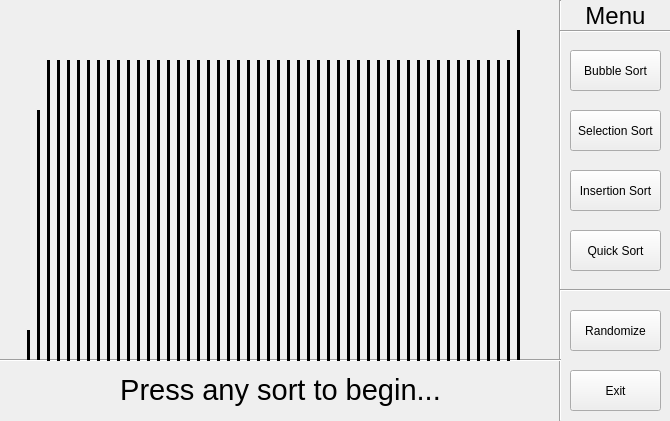
The window that Sorting-Visualizer/mainwindow.ui (saxojeblin/Sorting-Visualizer) describes before a commit, drawn with Qt 5.
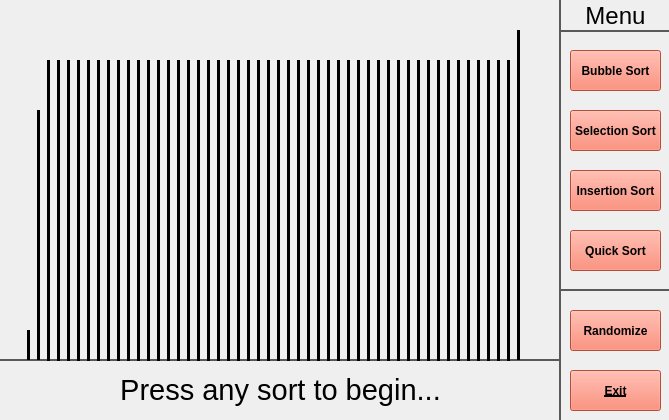
The same window after the commit.

Commit message: Created style sheets for buttons and bars

What changed in the file:
```diff
--- a/Sorting-Visualizer/mainwindow.ui
+++ b/Sorting-Visualizer/mainwindow.ui
@@ -6,13 +6,16 @@
    <rect>
     <x>0</x>
     <y>0</y>
-    <width>670</width>
-    <height>421</height>
+    <width>669</width>
+    <height>420</height>
    </rect>
   </property>
   <property name="windowTitle">
    <string>MainWindow</string>
   </property>
+  <property name="styleSheet">
+   <string notr="true">color: rgb(89, 89, 89);</string>
+  </property>
   <widget class="QWidget" name="centralwidget">
    <widget class="QPushButton" name="bubbleButton">
     <property name="geometry">
@@ -29,9 +32,19 @@
       <verstretch>0</verstretch>
      </sizepolicy>
     </property>
+    <property name="font">
+     <font>
+      <pointsize>9</pointsize>
+      <bold>true</bold>
+     </font>
+    </property>
     <property name="cursor">
      <cursorShape>PointingHandCursor</cursorShape>
     </property>
+    <property name="styleSheet">
+     <string notr="true">background-color: rgb(255, 108, 82);
+color: rgb(0, 0, 0);</string>
+    </property>
     <property name="text">
      <string>Bubble Sort</string>
     </property>
@@ -51,9 +64,19 @@
       <verstretch>0</verstretch>
      </sizepolicy>
     </property>
+    <property name="font">
+     <font>
+      <pointsize>9</pointsize>
+      <bold>true</bold>
+     </font>
+    </property>
     <property name="cursor">
      <cursorShape>PointingHandCursor</cursorShape>
     </property>
+    <property name="styleSheet">
+     <string notr="true">background-color: rgb(255, 108, 82);
+color: rgb(0, 0, 0);</string>
+    </property>
     <property name="text">
      <string>Insertion Sort</string>
     </property>
@@ -73,9 +96,19 @@
       <verstretch>0</verstretch>
      </sizepolicy>
     </property>
+    <property name="font">
+     <font>
+      <pointsize>9</pointsize>
+      <bold>true</bold>
+     </font>
+    </property>
     <property name="cursor">
      <cursorShape>PointingHandCursor</cursorShape>
     </property>
+    <property name="styleSheet">
+     <string notr="true">background-color: rgb(255, 108, 82);
+color: rgb(0, 0, 0);</string>
+    </property>
     <property name="text">
      <string>Quick Sort</string>
     </property>
@@ -95,9 +128,20 @@
       <verstretch>0</verstretch>
      </sizepolicy>
     </property>
+    <property name="font">
+     <font>
+      <pointsize>9</pointsize>
+      <bold>true</bold>
+      <underline>false</underline>
+     </font>
+    </property>
     <property name="cursor">
      <cursorShape>PointingHandCursor</cursorShape>
     </property>
+    <property name="styleSheet">
+     <string notr="true">background-color: rgb(255, 108, 82);
+color: rgb(0, 0, 0);</string>
+    </property>
     <property name="text">
      <string>Selection Sort</string>
     </property>
@@ -111,9 +155,19 @@
       <height>41</height>
      </rect>
     </property>
+    <property name="font">
+     <font>
+      <pointsize>9</pointsize>
+      <bold>true</bold>
+     </font>
+    </property>
     <property name="cursor">
      <cursorShape>PointingHandCursor</cursorShape>
     </property>
+    <property name="styleSheet">
+     <string notr="true">background-color: rgb(255, 108, 82);
+color: rgb(0, 0, 0);</string>
+    </property>
     <property name="text">
      <string>Randomize</string>
     </property>
@@ -127,9 +181,22 @@
       <height>41</height>
      </rect>
     </property>
+    <property name="font">
+     <font>
+      <pointsize>9</pointsize>
+      <italic>false</italic>
+      <bold>true</bold>
+      <underline>true</underline>
+      <strikeout>false</strikeout>
+     </font>
+    </property>
     <property name="cursor">
      <cursorShape>PointingHandCursor</cursorShape>
     </property>
+    <property name="styleSheet">
+     <string notr="true">background-color: rgb(255, 108, 82);
+color: rgb(0, 0, 0);</string>
+    </property>
     <property name="text">
      <string>Exit</string>
     </property>
@@ -143,6 +210,15 @@
       <height>421</height>
      </rect>
     </property>
+    <property name="styleSheet">
+     <string notr="true"/>
+    </property>
+    <property name="frameShadow">
+     <enum>QFrame::Plain</enum>
+    </property>
+    <property name="lineWidth">
+     <number>2</number>
+    </property>
     <property name="orientation">
      <enum>Qt::Vertical</enum>
     </property>
@@ -156,6 +232,15 @@
       <height>20</height>
      </rect>
     </property>
+    <property name="styleSheet">
+     <string notr="true"/>
+    </property>
+    <property name="frameShadow">
+     <enum>QFrame::Plain</enum>
+    </property>
+    <property name="lineWidth">
+     <number>2</number>
+    </property>
     <property name="orientation">
      <enum>Qt::Horizontal</enum>
     </property>
@@ -179,6 +264,9 @@
     <property name="layoutDirection">
      <enum>Qt::LeftToRight</enum>
     </property>
+    <property name="styleSheet">
+     <string notr="true">color: rgb(0, 0, 0);</string>
+    </property>
     <property name="text">
      <string>Menu</string>
     </property>
@@ -195,6 +283,15 @@
       <height>3</height>
      </rect>
     </property>
+    <property name="styleSheet">
+     <string notr="true"/>
+    </property>
+    <property name="frameShadow">
+     <enum>QFrame::Plain</enum>
+    </property>
+    <property name="lineWidth">
+     <number>2</number>
+    </property>
     <property name="orientation">
      <enum>Qt::Horizontal</enum>
     </property>
@@ -208,6 +305,15 @@
       <height>20</height>
      </rect>
     </property>
+    <property name="styleSheet">
+     <string notr="true"/>
+    </property>
+    <property name="frameShadow">
+     <enum>QFrame::Plain</enum>
+    </property>
+    <property name="lineWidth">
+     <number>2</number>
+    </property>
     <property name="orientation">
      <enum>Qt::Horizontal</enum>
     </property>
@@ -226,6 +332,9 @@
       <pointsize>22</pointsize>
      </font>
     </property>
+    <property name="styleSheet">
+     <string notr="true">color: rgb(0, 0, 0);</string>
+    </property>
     <property name="text">
      <string>Press any sort to begin...</string>
     </property>
@@ -248,6 +357,9 @@
       <verstretch>0</verstretch>
      </sizepolicy>
     </property>
+    <property name="styleSheet">
+     <string notr="true">color: rgb(0, 0, 0);</string>
+    </property>
     <property name="frameShadow">
      <enum>QFrame::Plain</enum>
     </property>
@@ -276,6 +388,9 @@
       <verstretch>0</verstretch>
      </sizepolicy>
     </property>
+    <property name="styleSheet">
+     <string notr="true">color: rgb(0, 0, 0);</string>
+    </property>
     <property name="frameShadow">
      <enum>QFrame::Plain</enum>
     </property>
@@ -304,6 +419,9 @@
       <verstretch>0</verstretch>
      </sizepolicy>
     </property>
+    <property name="styleSheet">
+     <string notr="true">color: rgb(0, 0, 0);</string>
+    </property>
     <property name="frameShadow">
      <enum>QFrame::Plain</enum>
     </property>
@@ -332,6 +450,9 @@
       <verstretch>0</verstretch>
      </sizepolicy>
     </property>
+    <property name="styleSheet">
+     <string notr="true">color: rgb(0, 0, 0);</string>
+    </property>
     <property name="frameShadow">
      <enum>QFrame::Plain</enum>
     </property>
@@ -360,6 +481,9 @@
       <verstretch>0</verstretch>
      </sizepolicy>
     </property>
+    <property name="styleSheet">
+     <string notr="true">color: rgb(0, 0, 0);</string>
+    </property>
     <property name="frameShadow">
      <enum>QFrame::Plain</enum>
     </property>
@@ -388,6 +512,9 @@
       <verstretch>0</verstretch>
      </sizepolicy>
     </property>
+    <property name="styleSheet">
+     <string notr="true">color: rgb(0, 0, 0);</string>
+    </property>
     <property name="frameShadow">
      <enum>QFrame::Plain</enum>
     </property>
@@ -416,6 +543,9 @@
       <verstretch>0</verstretch>
      </sizepolicy>
     </property>
+    <property name="styleSheet">
+     <string notr="true">color: rgb(0, 0, 0);</string>
+    </property>
     <property name="frameShadow">
      <enum>QFrame::Plain</enum>
     </property>
@@ -444,6 +574,9 @@
       <verstretch>0</verstretch>
      </sizepolicy>
     </property>
+    <property name="styleSheet">
+     <string notr="true">color: rgb(0, 0, 0);</string>
+    </property>
     <property name="frameShadow">
      <enum>QFrame::Plain</enum>
     </property>
@@ -472,6 +605,9 @@
       <verstretch>0</verstretch>
      </sizepolicy>
     </property>
+    <property name="styleSheet">
+     <string notr="true">color: rgb(0, 0, 0);</string>
+    </property>
     <property name="frameShadow">
      <enum>QFrame::Plain</enum>
     </property>
@@ -500,6 +636,9 @@
       <verstretch>0</verstretch>
      </sizepolicy>
     </property>
+    <property name="styleSheet">
+     <string notr="true">color: rgb(0, 0, 0);</string>
+    </property>
     <property name="frameShadow">
      <enum>QFrame::Plain</enum>
     </property>
@@ -528,6 +667,9 @@
       <verstretch>0</verstretch>
      </sizepolicy>
     </property>
+    <property name="styleSheet">
+     <string notr="true">color: rgb(0, 0, 0);</string>
+    </property>
     <property name="frameShadow">
      <enum>QFrame::Plain</enum>
     </property>
@@ -556,6 +698,9 @@
       <verstretch>0</verstretch>
      </sizepolicy>
     </property>
+    <property name="styleSheet">
+     <string notr="true">color: rgb(0, 0, 0);</string>
+    </property>
     <property name="frameShadow">
      <enum>QFrame::Plain</enum>
     </property>
@@ -584,6 +729,9 @@
       <verstretch>0</verstretch>
      </sizepolicy>
     </property>
+    <property name="styleSheet">
+     <string notr="true">color: rgb(0, 0, 0);</string>
+    </property>
     <property name="frameShadow">
      <enum>QFrame::Plain</enum>
     </property>
@@ -612,6 +760,9 @@
       <verstretch>0</verstretch>
      </sizepolicy>
     </property>
+    <property name="styleSheet">
+     <string notr="true">color: rgb(0, 0, 0);</string>
+    </property>
     <property name="frameShadow">
      <enum>QFrame::Plain</enum>
     </property>
@@ -640,6 +791,9 @@
       <verstretch>0</verstretch>
      </sizepolicy>
     </property>
+    <property name="styleSheet">
+     <string notr="true">color: rgb(0, 0, 0);</string>
+    </property>
     <property name="frameShadow">
      <enum>QFrame::Plain</enum>
     </property>
@@ -668,6 +822,9 @@
       <verstretch>0</verstretch>
      </sizepolicy>
     </property>
+    <property name="styleSheet">
+     <string notr="true">color: rgb(0, 0, 0);</string>
+    </property>
     <property name="frameShadow">
      <enum>QFrame::Plain</enum>
     </property>
@@ -696,6 +853,9 @@
       <verstretch>0</verstretch>
      </sizepolicy>
     </property>
+    <property name="styleSheet">
+     <string notr="true">color: rgb(0, 0, 0);</string>
+    </property>
     <property name="frameShadow">
      <enum>QFrame::Plain</enum>
     </property>
@@ -724,6 +884,9 @@
       <verstretch>0</verstretch>
      </sizepolicy>
     </property>
+    <property name="styleSheet">
+     <string notr="true">color: rgb(0, 0, 0);</string>
+    </property>
     <property name="frameShadow">
      <enum>QFrame::Plain</enum>
     </property>
@@ -752,6 +915,9 @@
       <verstretch>0</verstretch>
      </sizepolicy>
     </property>
+    <property name="styleSheet">
+     <string notr="true">color: rgb(0, 0, 0);</string>
+    </property>
     <property name="frameShadow">
      <enum>QFrame::Plain</enum>
     </property>
@@ -780,6 +946,9 @@
       <verstretch>0</verstretch>
      </sizepolicy>
     </property>
+    <property name="styleSheet">
+     <string notr="true">color: rgb(0, 0, 0);</string>
+    </property>
     <property name="frameShadow">
      <enum>QFrame::Plain</enum>
     </property>
@@ -808,6 +977,9 @@
       <verstretch>0</verstretch>
      </sizepolicy>
     </property>
+    <property name="styleSheet">
+     <string notr="true">color: rgb(0, 0, 0);</string>
+    </property>
     <property name="frameShadow">
      <enum>QFrame::Plain</enum>
     </property>
@@ -836,6 +1008,9 @@
       <verstretch>0</verstretch>
      </sizepolicy>
     </property>
+    <property name="styleSheet">
+     <string notr="true">color: rgb(0, 0, 0);</string>
+    </property>
     <property name="frameShadow">
      <enum>QFrame::Plain</enum>
     </property>
@@ -864,6 +1039,9 @@
       <verstretch>0</verstretch>
      </sizepolicy>
     </property>
+    <property name="styleSheet">
+     <string notr="true">color: rgb(0, 0, 0);</string>
+    </property>
     <property name="frameShadow">
      <enum>QFrame::Plain</enum>
     </property>
@@ -892,6 +1070,9 @@
       <verstretch>0</verstretch>
      </sizepolicy>
     </property>
+    <property name="styleSheet">
+     <string notr="true">color: rgb(0, 0, 0);</string>
+    </property>
     <property name="frameShadow">
      <enum>QFrame::Plain</enum>
     </property>
@@ -920,6 +1101,9 @@
       <verstretch>0</verstretch>
      </sizepolicy>
     </property>
+    <property name="styleSheet">
+     <string notr="true">color: rgb(0, 0, 0);</string>
+    </property>
     <property name="frameShadow">
      <enum>QFrame::Plain</enum>
     </property>
@@ -948,6 +1132,9 @@
       <verstretch>0</verstretch>
      </sizepolicy>
     </property>
+    <property name="styleSheet">
+     <string notr="true">color: rgb(0, 0, 0);</string>
+    </property>
     <property name="frameShadow">
      <enum>QFrame::Plain</enum>
     </property>
@@ -976,6 +1163,9 @@
       <verstretch>0</verstretch>
      </sizepolicy>
     </property>
+    <property name="styleSheet">
+     <string notr="true">color: rgb(0, 0, 0);</string>
+    </property>
     <property name="frameShadow">
      <enum>QFrame::Plain</enum>
     </property>
@@ -1004,6 +1194,9 @@
       <verstretch>0</verstretch>
      </sizepolicy>
     </property>
+    <property name="styleSheet">
+     <string notr="true">color: rgb(0, 0, 0);</string>
+    </property>
     <property name="frameShadow">
      <enum>QFrame::Plain</enum>
     </property>
@@ -1032,6 +1225,9 @@
       <verstretch>0</verstretch>
      </sizepolicy>
     </property>
+    <property name="styleSheet">
+     <string notr="true">color: rgb(0, 0, 0);</string>
+    </property>
     <property name="frameShadow">
      <enum>QFrame::Plain</enum>
     </property>
@@ -1060,6 +1256,9 @@
       <verstretch>0</verstretch>
      </sizepolicy>
     </property>
+    <property name="styleSheet">
+     <string notr="true">color: rgb(0, 0, 0);</string>
+    </property>
     <property name="frameShadow">
      <enum>QFrame::Plain</enum>
     </property>
@@ -1088,6 +1287,9 @@
       <verstretch>0</verstretch>
      </sizepolicy>
     </property>
+    <property name="styleSheet">
+     <string notr="true">color: rgb(0, 0, 0);</string>
+    </property>
     <property name="frameShadow">
      <enum>QFrame::Plain</enum>
     </property>
@@ -1116,6 +1318,9 @@
       <verstretch>0</verstretch>
      </sizepolicy>
     </property>
+    <property name="styleSheet">
+     <string notr="true">color: rgb(0, 0, 0);</string>
+    </property>
     <property name="frameShadow">
      <enum>QFrame::Plain</enum>
     </property>
@@ -1144,6 +1349,9 @@
       <verstretch>0</verstretch>
      </sizepolicy>
     </property>
+    <property name="styleSheet">
+     <string notr="true">color: rgb(0, 0, 0);</string>
+    </property>
     <property name="frameShadow">
      <enum>QFrame::Plain</enum>
     </property>
@@ -1172,6 +1380,9 @@
       <verstretch>0</verstretch>
      </sizepolicy>
     </property>
+    <property name="styleSheet">
+     <string notr="true">color: rgb(0, 0, 0);</string>
+    </property>
     <property name="frameShadow">
      <enum>QFrame::Plain</enum>
     </property>
@@ -1200,6 +1411,9 @@
       <verstretch>0</verstretch>
      </sizepolicy>
     </property>
+    <property name="styleSheet">
+     <string notr="true">color: rgb(0, 0, 0);</string>
+    </property>
     <property name="frameShadow">
      <enum>QFrame::Plain</enum>
     </property>
@@ -1228,6 +1442,9 @@
       <verstretch>0</verstretch>
      </sizepolicy>
     </property>
+    <property name="styleSheet">
+     <string notr="true">color: rgb(0, 0, 0);</string>
+    </property>
     <property name="frameShadow">
      <enum>QFrame::Plain</enum>
     </property>
@@ -1256,6 +1473,9 @@
       <verstretch>0</verstretch>
      </sizepolicy>
     </property>
+    <property name="styleSheet">
+     <string notr="true">color: rgb(0, 0, 0);</string>
+    </property>
     <property name="frameShadow">
      <enum>QFrame::Plain</enum>
     </property>
@@ -1284,6 +1504,9 @@
       <verstretch>0</verstretch>
      </sizepolicy>
     </property>
+    <property name="styleSheet">
+     <string notr="true">color: rgb(0, 0, 0);</string>
+    </property>
     <property name="frameShadow">
      <enum>QFrame::Plain</enum>
     </property>
@@ -1312,6 +1535,9 @@
       <verstretch>0</verstretch>
      </sizepolicy>
     </property>
+    <property name="styleSheet">
+     <string notr="true">color: rgb(0, 0, 0);</string>
+    </property>
     <property name="frameShadow">
      <enum>QFrame::Plain</enum>
     </property>
@@ -1340,6 +1566,9 @@
       <verstretch>0</verstretch>
      </sizepolicy>
     </property>
+    <property name="styleSheet">
+     <string notr="true">color: rgb(0, 0, 0);</string>
+    </property>
     <property name="frameShadow">
      <enum>QFrame::Plain</enum>
     </property>
@@ -1368,6 +1597,9 @@
       <verstretch>0</verstretch>
      </sizepolicy>
     </property>
+    <property name="styleSheet">
+     <string notr="true">color: rgb(0, 0, 0);</string>
+    </property>
     <property name="frameShadow">
      <enum>QFrame::Plain</enum>
     </property>
@@ -1396,6 +1628,9 @@
       <verstretch>0</verstretch>
      </sizepolicy>
     </property>
+    <property name="styleSheet">
+     <string notr="true">color: rgb(0, 0, 0);</string>
+    </property>
     <property name="frameShadow">
      <enum>QFrame::Plain</enum>
     </property>
@@ -1424,6 +1659,9 @@
       <verstretch>0</verstretch>
      </sizepolicy>
     </property>
+    <property name="styleSheet">
+     <string notr="true">color: rgb(0, 0, 0);</string>
+    </property>
     <property name="frameShadow">
      <enum>QFrame::Plain</enum>
     </property>
@@ -1452,6 +1690,9 @@
       <verstretch>0</verstretch>
      </sizepolicy>
     </property>
+    <property name="styleSheet">
+     <string notr="true">color: rgb(0, 0, 0);</string>
+    </property>
     <property name="frameShadow">
      <enum>QFrame::Plain</enum>
     </property>
@@ -1480,6 +1721,9 @@
       <verstretch>0</verstretch>
      </sizepolicy>
     </property>
+    <property name="styleSheet">
+     <string notr="true">color: rgb(0, 0, 0);</string>
+    </property>
     <property name="frameShadow">
      <enum>QFrame::Plain</enum>
     </property>
@@ -1508,6 +1752,9 @@
       <verstretch>0</verstretch>
      </sizepolicy>
     </property>
+    <property name="styleSheet">
+     <string notr="true">color: rgb(0, 0, 0);</string>
+    </property>
     <property name="frameShadow">
      <enum>QFrame::Plain</enum>
     </property>
@@ -1536,6 +1783,9 @@
       <verstretch>0</verstretch>
      </sizepolicy>
     </property>
+    <property name="styleSheet">
+     <string notr="true">color: rgb(0, 0, 0);</string>
+    </property>
     <property name="frameShadow">
      <enum>QFrame::Plain</enum>
     </property>
@@ -1564,6 +1814,9 @@
       <verstretch>0</verstretch>
      </sizepolicy>
     </property>
+    <property name="styleSheet">
+     <string notr="true">color: rgb(0, 0, 0);</string>
+    </property>
     <property name="frameShadow">
      <enum>QFrame::Plain</enum>
     </property>
@@ -1592,6 +1845,9 @@
       <verstretch>0</verstretch>
      </sizepolicy>
     </property>
+    <property name="styleSheet">
+     <string notr="true">color: rgb(0, 0, 0);</string>
+    </property>
     <property name="frameShadow">
      <enum>QFrame::Plain</enum>
     </property>
@@ -1620,6 +1876,9 @@
       <verstretch>0</verstretch>
      </sizepolicy>
     </property>
+    <property name="styleSheet">
+     <string notr="true">color: rgb(0, 0, 0);</string>
+    </property>
     <property name="frameShadow">
      <enum>QFrame::Plain</enum>
     </property>
```
The commit also changes 4 other files.
